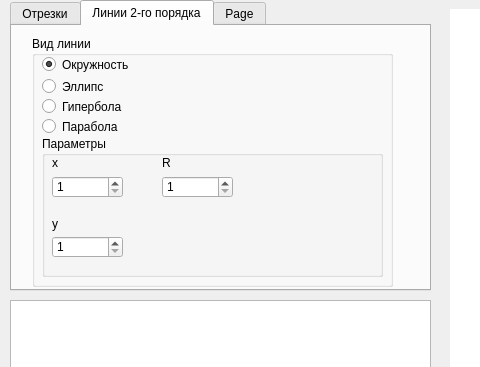
Before: the Qt Designer form view.ui in SangeRofl/giis, drawn with Qt 5; both pictures show x 0 to 480 and y 0 to 367 of the 1059 by 624 pixel window.
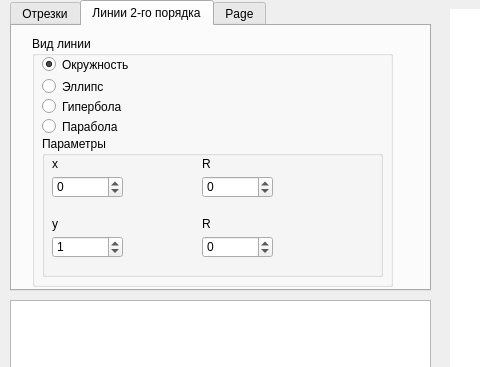
After: the same form once the commit is applied.

Diff of the .ui file:
```diff
--- a/view.ui
+++ b/view.ui
@@ -353,8 +353,8 @@
          <rect>
           <x>10</x>
           <y>20</y>
-          <width>47</width>
-          <height>13</height>
+          <width>111</width>
+          <height>16</height>
          </rect>
         </property>
         <property name="text">
@@ -371,10 +371,10 @@
          </rect>
         </property>
         <property name="minimum">
-         <number>1</number>
+         <number>-1000</number>
         </property>
         <property name="maximum">
-         <number>1280</number>
+         <number>1000</number>
         </property>
        </widget>
        <widget class="QSpinBox" name="ok_y_spinBox_3">
@@ -387,10 +387,13 @@
          </rect>
         </property>
         <property name="minimum">
-         <number>1</number>
+         <number>-1000</number>
         </property>
         <property name="maximum">
-         <number>1280</number>
+         <number>1000</number>
+        </property>
+        <property name="value">
+         <number>1</number>
         </property>
        </widget>
        <widget class="QLabel" name="label_7">
@@ -398,7 +401,7 @@
          <rect>
           <x>10</x>
           <y>80</y>
-          <width>47</width>
+          <width>111</width>
           <height>16</height>
          </rect>
         </property>
@@ -409,26 +412,55 @@
        <widget class="QSpinBox" name="ok_r_spinBox_4">
         <property name="geometry">
          <rect>
-          <x>120</x>
+          <x>160</x>
           <y>40</y>
           <width>71</width>
           <height>22</height>
          </rect>
         </property>
         <property name="minimum">
-         <number>1</number>
+         <number>-1000</number>
         </property>
         <property name="maximum">
-         <number>1280</number>
+         <number>1000</number>
         </property>
        </widget>
        <widget class="QLabel" name="label_8">
         <property name="geometry">
          <rect>
-          <x>120</x>
+          <x>160</x>
           <y>20</y>
-          <width>47</width>
-          <height>13</height>
+          <width>131</width>
+          <height>16</height>
+         </rect>
+        </property>
+        <property name="text">
+         <string>R</string>
+        </property>
+       </widget>
+       <widget class="QSpinBox" name="sec_line_spinBox_4">
+        <property name="geometry">
+         <rect>
+          <x>160</x>
+          <y>100</y>
+          <width>71</width>
+          <height>22</height>
+         </rect>
+        </property>
+        <property name="minimum">
+         <number>-1000</number>
+        </property>
+        <property name="maximum">
+         <number>1000</number>
+        </property>
+       </widget>
+       <widget class="QLabel" name="label_9">
+        <property name="geometry">
+         <rect>
+          <x>160</x>
+          <y>80</y>
+          <width>121</width>
+          <height>16</height>
          </rect>
         </property>
         <property name="text">
```
Left out of the diff: 28 changed lines with no effect on the pictures.
